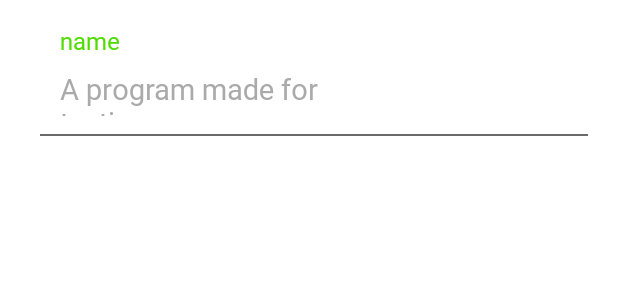
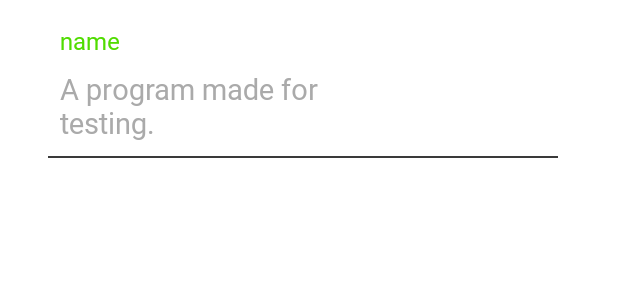
Before and after one commit to rahula00/LiftLog, an Android app: the layout routineslistelement.xml on its own in the app's theme, with its tools: preview values and no code run, on a phone screen of 412 x 824 dp. Shown: the top 300 px of the screen. Run offline under Robolectric (Android 15) with nearby library versions, the phone set to English and light mode, and no system bars.

Commit message:
Adjusted UI of list element

```diff
--- a/app/src/main/res/layout/routineslistelement.xml
+++ b/app/src/main/res/layout/routineslistelement.xml
@@ -8,14 +8,14 @@
 
     <View
         android:id="@+id/view"
-        android:layout_width="365dp"
+        android:layout_width="340dp"
         android:layout_height="1dp"
-        android:layout_marginTop="12dp"
-        android:layout_marginEnd="20dp"
-        android:layout_marginRight="20dp"
-        android:background="@color/dark_divider"
-        app:layout_constraintEnd_toEndOf="parent"
-        app:layout_constraintTop_toBottomOf="@+id/routinesDesc" />
+        android:layout_marginStart="32dp"
+        android:layout_marginLeft="32dp"
+        android:layout_marginTop="104dp"
+        android:background="@color/lighter_divider"
+        app:layout_constraintStart_toStartOf="parent"
+        app:layout_constraintTop_toTopOf="parent" />
 
     <TextView
         android:id="@+id/routinesName"
@@ -32,11 +32,16 @@
 
     <TextView
         android:id="@+id/routinesDesc"
-        android:layout_width="227dp"
-        android:layout_height="31dp"
+        android:layout_width="230dp"
+        android:layout_height="wrap_content"
         android:layout_marginStart="40dp"
         android:layout_marginLeft="40dp"
         android:layout_marginTop="8dp"
+        android:maxLength="60"
+        android:maxLines="2"
+        android:scrollHorizontally="true"
+        android:ellipsize="end"
+        android:singleLine="false"
         android:text="A program made for testing."
         android:textColor="@color/darker_grey"
         android:textSize="19dp"
```
